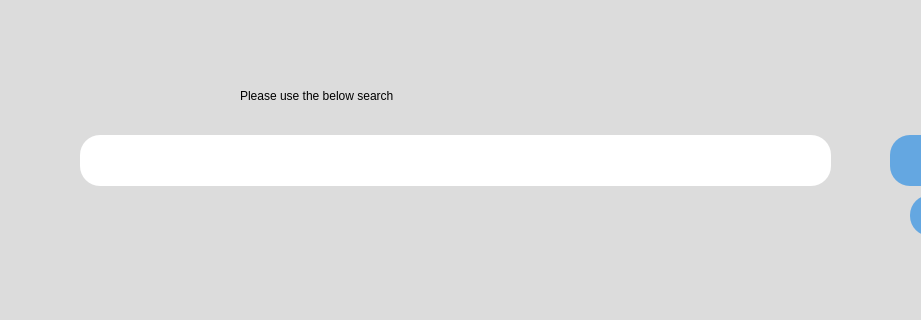
Before: the Qt Designer form start.ui in eppenney/eBook-Perpetual-Access-Rights-Tracker, drawn with Qt 5; both pictures show x 120 to 1041 and y 145 to 465 of the 1177 by 898 pixel window.
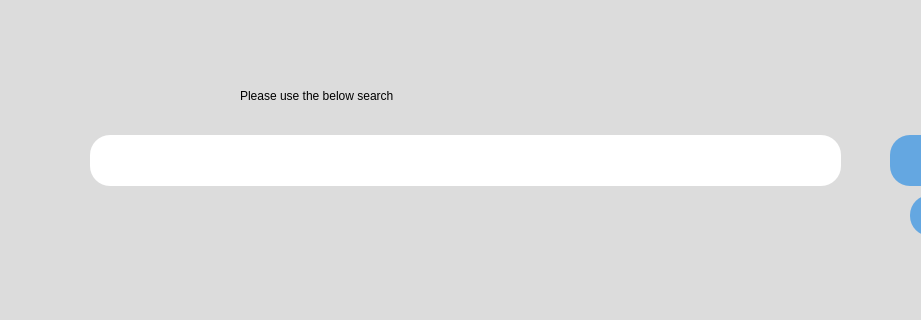
After: the same form once the commit is applied.

```diff
--- a/start.ui
+++ b/start.ui
@@ -116,7 +116,7 @@
    <widget class="QTextEdit" name="textEdit">
     <property name="geometry">
      <rect>
-      <x>220</x>
+      <x>230</x>
       <y>280</y>
       <width>751</width>
       <height>51</height>
```
Left out of the diff: 2 changed lines with no effect on the pictures.
